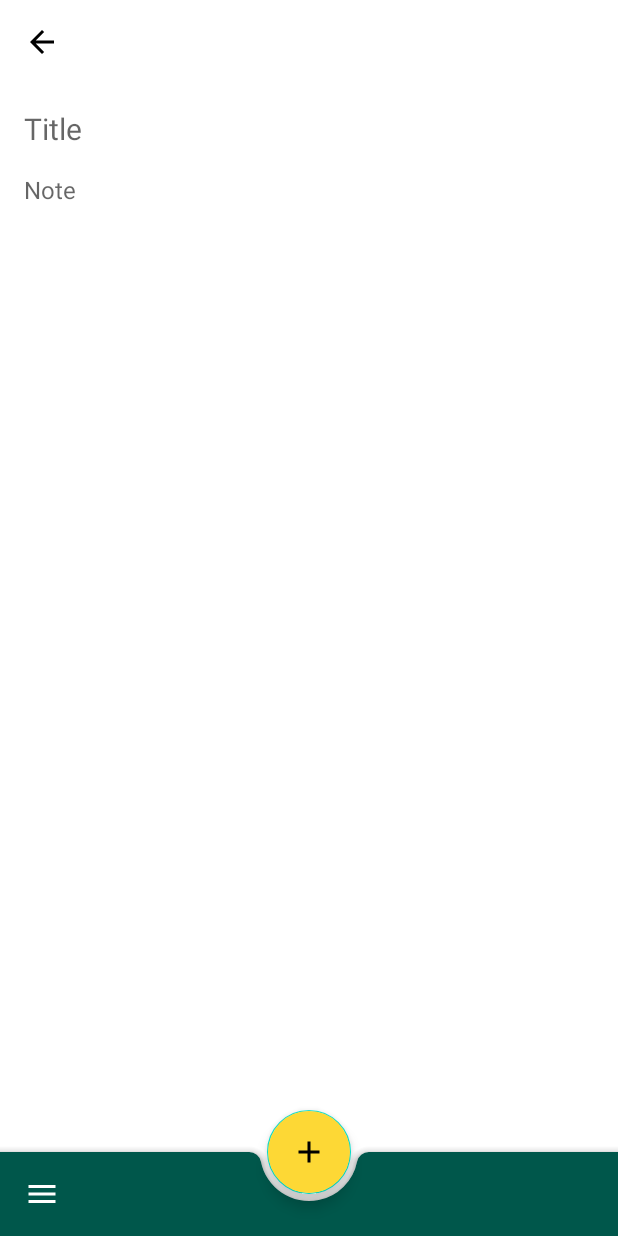
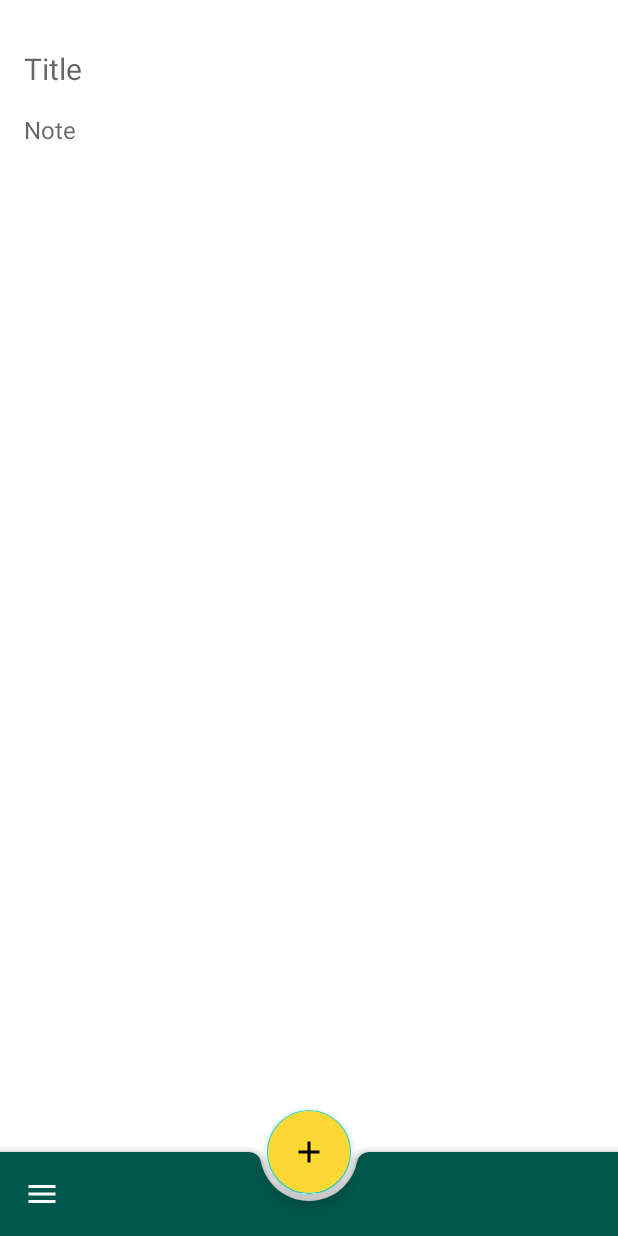
Before and after one commit to iamarjun/ObviousNotes, an Android app: the CreateNoteFragment screen opened through its navigation route, on a phone screen of 412 x 824 dp. Run offline under Robolectric (Android 15) with nearby library versions, the phone set to English and light mode, and no system bars.

Commit message:
remove views which aren't used

```diff
--- a/app/src/main/java/com/example/obviousnotes/createNote/CreateNoteFragment.kt
+++ b/app/src/main/java/com/example/obviousnotes/createNote/CreateNoteFragment.kt
@@ -26,8 +26,6 @@ import java.util.*
 
 class CreateNoteFragment : Fragment(R.layout.create_note_fragment) {
 
-    private var back: AppCompatImageView? = null
-    private var timeStamp: MaterialTextView? = null
     private var title: AppCompatEditText? = null
     private var content: AppCompatEditText? = null
     private var fab: FloatingActionButton? = null
@@ -42,8 +40,6 @@ class CreateNoteFragment : Fragment(R.layout.create_note_fragment) {
 
         navController = Navigation.findNavController(view)
 
-        back = view.back
-        timeStamp = view.timeStamp
         title = view.title
         title?.isEnabled = true
         content = view.content
--- a/app/src/main/res/layout/create_note_fragment.xml
+++ b/app/src/main/res/layout/create_note_fragment.xml
@@ -7,48 +7,34 @@
     android:padding="8dp"
     tools:context=".createNote.CreateNoteFragment">
 
-    <androidx.appcompat.widget.AppCompatImageView
-        android:id="@+id/back"
-        android:layout_width="wrap_content"
-        android:layout_height="wrap_content"
-        android:background="?selectableItemBackgroundBorderless"
-        android:padding="8dp"
-        android:src="@drawable/ic_back"
-        app:layout_constraintStart_toStartOf="parent"
-        app:layout_constraintTop_toTopOf="parent" />
-
-    <com.google.android.material.textview.MaterialTextView
-        android:id="@+id/timeStamp"
-        android:layout_width="wrap_content"
-        android:layout_height="wrap_content"
-        app:layout_constraintBottom_toBottomOf="@id/back"
-        app:layout_constraintEnd_toEndOf="parent"
-        app:layout_constraintTop_toTopOf="@id/back"
-        tools:text="13 January 2018, 5:30 PM" />
-
     <androidx.appcompat.widget.AppCompatEditText
         android:id="@+id/title"
         android:layout_width="match_parent"
         android:layout_height="wrap_content"
         android:layout_marginStart="8dp"
         android:layout_marginTop="24dp"
+        android:layout_marginEnd="8dp"
         android:background="@null"
         android:hint="Title"
         android:maxLength="100"
         android:textSize="20sp"
         app:layout_constraintEnd_toEndOf="parent"
         app:layout_constraintStart_toStartOf="parent"
-        app:layout_constraintTop_toBottomOf="@id/back" />
+        app:layout_constraintTop_toTopOf="parent" />
 
     <androidx.appcompat.widget.AppCompatEditText
         android:id="@+id/content"
         android:layout_width="match_parent"
-        android:layout_height="wrap_content"
+        android:layout_height="0dp"
         android:layout_marginStart="8dp"
         android:layout_marginTop="16dp"
+        android:layout_marginEnd="8dp"
+        android:layout_marginBottom="16dp"
         android:background="@null"
+        android:gravity="top"
         android:hint="Note"
         android:textSize="16sp"
+        app:layout_constraintBottom_toBottomOf="parent"
         app:layout_constraintEnd_toEndOf="parent"
         app:layout_constraintStart_toStartOf="parent"
         app:layout_constraintTop_toBottomOf="@id/title" />
```
